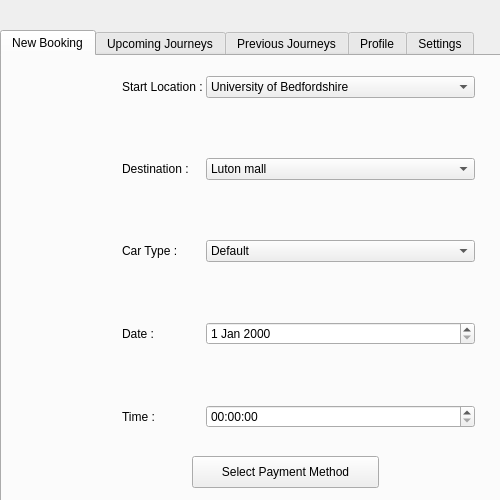
This is UI/UserScreen.ui in 1412kauti/ProjectHurricane as Qt 5 draws it before an edit. The edited form follows.
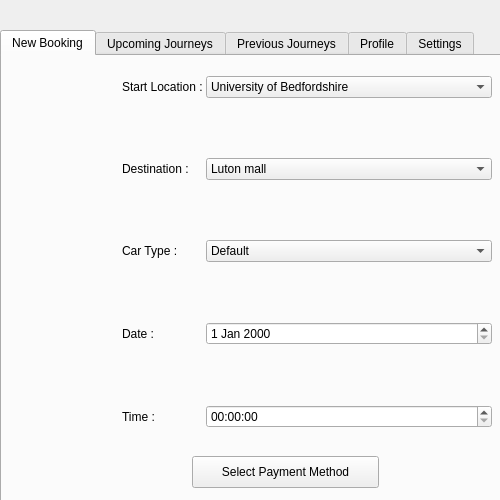
This is the edited form.

Commit message: Date and time

```diff
--- a/UI/UserScreen.ui
+++ b/UI/UserScreen.ui
@@ -46,7 +46,7 @@
       <rect>
        <x>120</x>
        <y>0</y>
-       <width>353</width>
+       <width>370</width>
        <height>386</height>
       </rect>
      </property>
```
Left out of the diff: 25 changed lines with no effect on the pictures. The commit also changes 2 other files.
